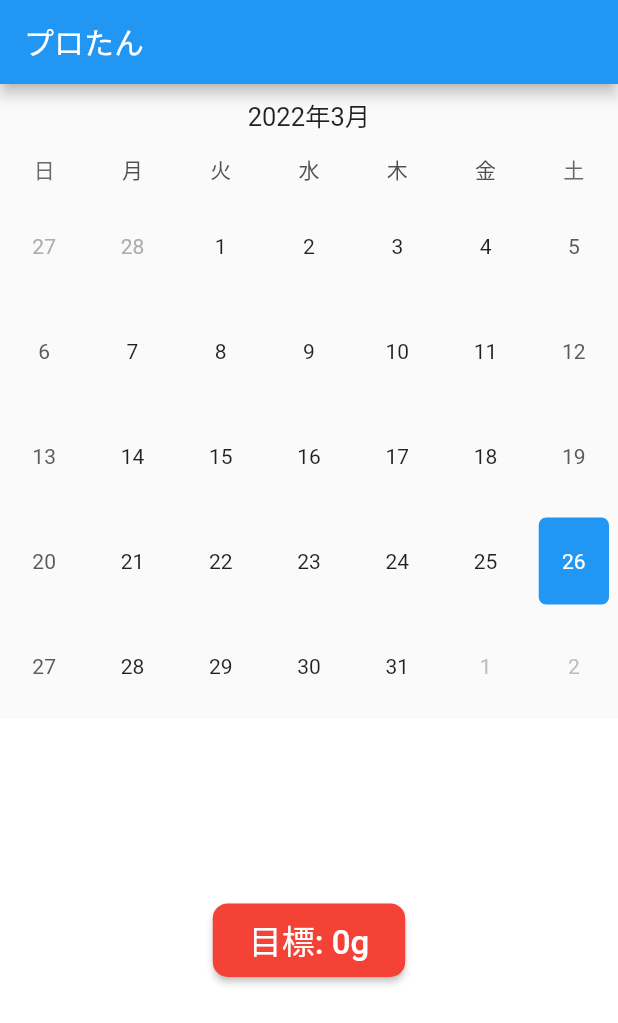
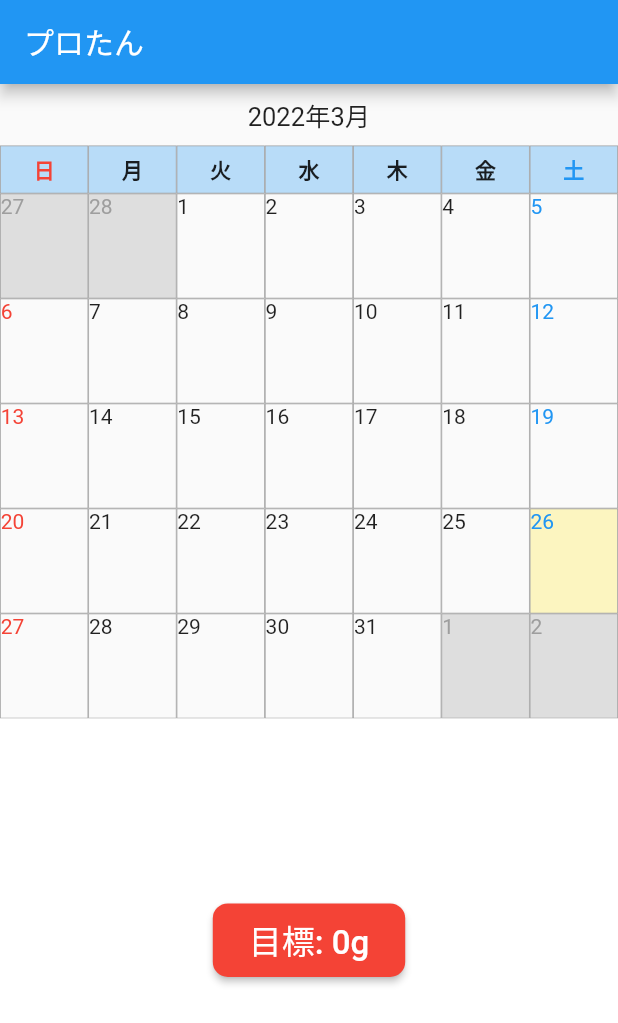
Before and after one commit to ohyeaho/protein_log, a Flutter app: the screen it shows after launch, on a phone screen of 412 x 824 dp. Shown: the top 1023 px of the screen. Run offline on Flutter 3.47's test engine with Material 2 defaults, Android fonts, the phone set to English and light mode, and no system bars; drawn by our look-alikes of google_mobile_ads, table_calendar; our stand-ins replace shared_preferences; network calls fail.

Commit message:
update design

```diff
--- a/lib/model/custom_calendar_builders.dart
+++ b/lib/model/custom_calendar_builders.dart
@@ -3,7 +3,7 @@ import 'package:intl/intl.dart';
 import 'package:table_calendar/table_calendar.dart';
 
 class CustomCalendarBuilders {
-  final Color _borderColor = Colors.green[600]!;
+  final Color _borderColor = Colors.grey;
 
   Color _textColor(DateTime day) {
     const _defaultTextColor = Colors.black87;
@@ -12,25 +12,23 @@ class CustomCalendarBuilders {
       return Colors.red;
     }
     if (day.weekday == DateTime.saturday) {
-      return Colors.blue[600]!;
+      return Colors.blue;
     }
     return _defaultTextColor;
   }
 
-  /// 曜日部分を生成する
+  /// 曜日部分
   Widget daysOfWeekBuilder(BuildContext context, DateTime day) {
-    // <TableCalendarの中身からコピペ>
     // アプリの言語設定読み込み
-    final locale = Localizations.localeOf(context).languageCode;
-
+    final locale = 'ja_JP';
     // アプリの言語設定に曜日の文字を対応させる
     final dowText =
         const DaysOfWeekStyle().dowTextFormatter?.call(day, locale) ??
             DateFormat.E(locale).format(day);
-    // </ TableCalendarの中身からコピペ>
 
     return Container(
       decoration: BoxDecoration(
+        color: Colors.blue.withOpacity(0.3),
         border: Border.all(
           width: 0.5,
           color: _borderColor,
@@ -41,79 +39,65 @@ class CustomCalendarBuilders {
           dowText,
           style: TextStyle(
             color: _textColor(day),
+            fontWeight: FontWeight.bold,
           ),
         ),
       ),
     );
   }
 
-  /// 通常の日付部分を生成する
+  /// 通常の日付部分
   Widget defaultBuilder(
       BuildContext context, DateTime day, DateTime focusedDay) {
     return _CalendarCellTemplate(
       dayText: day.day.toString(),
       dayTextColor: _textColor(day),
       borderColor: _borderColor,
+      textAlign: Alignment.topLeft,
     );
   }
 
-  /// 有効範囲（firstDay~lastDay）以外の日付部分を生成する
+  /// 有効範囲以外の日付部分
   Widget disabledBuilder(
       BuildContext context, DateTime day, DateTime focusedDay) {
     return _CalendarCellTemplate(
       dayText: day.day.toString(),
       dayTextColor: Colors.grey,
+      backgroundColor: Colors.grey.withOpacity(0.3),
       borderColor: _borderColor,
+      textAlign: Alignment.topLeft,
     );
   }
 
-  /// 選択された日付部分を生成する
+  /// 選択された日付部分
   Widget selectedBuilder(
       BuildContext context, DateTime day, DateTime focusedDay) {
     return _CalendarCellTemplate(
       dayText: day.day.toString(),
       dayTextColor: _textColor(day),
-      borderColor: Colors.red[800],
-      borderWidth: 3.0,
+      backgroundColor: Colors.yellow.withOpacity(0.3),
+      borderColor: _borderColor,
+      textAlign: Alignment.topLeft,
     );
   }
 
+  /// 今日の日付部分
   Widget todayBuilder(BuildContext context, DateTime day, DateTime focusedDay) {
     return _CalendarCellTemplate(
       dayText: day.day.toString(),
       dayTextColor: _textColor(day),
-      borderColor: Colors.red[200],
-      borderWidth: 3.0,
+      backgroundColor: Colors.purpleAccent.withOpacity(0.3),
+      borderColor: _borderColor,
+      textAlign: Alignment.topLeft,
     );
   }
 
-  /// 予定のマーカー部分を生成する
-  Widget markerBuilder(
-      BuildContext context, DateTime day, List<dynamic> dailyScheduleList) {
-    final am = dailyScheduleList.first ?? '';
-    final pm = dailyScheduleList.last ?? '';
-
-    _scheduleText(String schedule) {
-      if (schedule == 'on') {
-        return const Text(
-          '00.0g',
-          style: TextStyle(fontWeight: FontWeight.bold),
-        );
-      } else {
-        return const Text('-');
-      }
-    }
-
-    return Padding(
-      padding: const EdgeInsets.only(top: 24),
-      // child: Center(
-      //   child: _scheduleText(am),
-      // ),
-      child: Column(
-        children: [
-          _scheduleText(am),
-          _scheduleText(pm),
-        ],
+  /// 摂取値部分
+  Widget markerBuilder(BuildContext context, DateTime day, event) {
+    return Center(
+      child: Text(
+        '${event}g',
+        style: TextStyle(fontWeight: FontWeight.bold),
       ),
     );
   }
@@ -126,12 +110,14 @@ class _CalendarCellTemplate extends StatelessWidget {
     Duration? duration,
     Alignment? textAlign,
     Color? dayTextColor,
+    Color? backgroundColor,
     Color? borderColor,
     double? borderWidth,
   })  : dayText = dayText ?? '',
         duration = duration ?? const Duration(milliseconds: 250),
         textAlign = textAlign ?? Alignment.topCenter,
         dayTextColor = dayTextColor ?? Colors.black87,
+        backgroundColor = backgroundColor,
         borderColor = borderColor ?? Colors.black87,
         borderWidth = borderWidth ?? 0.5,
         super(key: key);
@@ -140,6 +126,7 @@ class _CalendarCellTemplate extends StatelessWidget {
   final Color? dayTextColor;
   final Duration duration;
   final Alignment? textAlign;
+  final Color? backgroundColor;
   final Color? borderColor;
   final double borderWidth;
 
@@ -150,6 +137,7 @@ class _CalendarCellTemplate extends StatelessWidget {
       duration: duration,
       margin: EdgeInsets.zero,
       decoration: BoxDecoration(
+        color: backgroundColor,
         border: Border.all(
           color: borderColor ?? defaultBorderColor,
           width: borderWidth,
--- a/lib/pages/calendar_page.dart
+++ b/lib/pages/calendar_page.dart
@@ -3,6 +3,7 @@ import 'dart:convert';
 import 'package:flutter/material.dart';
 import 'package:google_mobile_ads/google_mobile_ads.dart';
 import 'package:protein_log/model/admob.dart';
+import 'package:protein_log/model/custom_calendar_builders.dart';
 import 'package:protein_log/pages/day_page.dart';
 import 'package:protein_log/pages/goal_page.dart';
 import 'package:shared_preferences/shared_preferences.dart';
@@ -99,6 +100,8 @@ class _CalendarPageState extends State<CalendarPage> {
 
   @override
   Widget build(BuildContext context) {
+    final CustomCalendarBuilders customCalendarBuilders =
+        CustomCalendarBuilders();
     final height = MediaQuery.of(context).size.height;
     final BannerAd myBanner = BannerAd(
       adUnitId: AdMob().getBannerAdUnitId(),
@@ -140,42 +143,25 @@ class _CalendarPageState extends State<CalendarPage> {
               return isSameDay(selectedDay, date);
             },
             eventLoader: _getEventsFromDay,
-            calendarStyle: CalendarStyle(
-              isTodayHighlighted: true,
-              selectedDecoration: BoxDecoration(
-                color: Colors.blue,
-                shape: BoxShape.rectangle,
-                borderRadius: BorderRadius.circular(5.0),
-              ),
-              selectedTextStyle: TextStyle(color: Colors.white),
-              todayDecoration: BoxDecoration(
-                color: Colors.purpleAccent,
-                shape: BoxShape.rectangle,
-                borderRadius: BorderRadius.circular(5.0),
-              ),
-              defaultDecoration: BoxDecoration(
-                shape: BoxShape.rectangle,
-                borderRadius: BorderRadius.circular(5.0),
-              ),
-              weekendDecoration: BoxDecoration(
-                shape: BoxShape.rectangle,
-                borderRadius: BorderRadius.circular(5.0),
-              ),
-            ),
             headerStyle: const HeaderStyle(
               formatButtonVisible: false,
               titleCentered: true,
               leftChevronVisible: false,
               rightChevronVisible: false,
             ),
-            calendarBuilders:
-                CalendarBuilders(singleMarkerBuilder: (context, date, event) {
-              print('selectedEvents: $selectedEvents');
-              return Padding(
-                padding: const EdgeInsets.all(8.0),
-                child: Center(child: Text('${event}g')),
-              );
-            }),
+            calendarStyle: CalendarStyle(
+              isTodayHighlighted: true,
+              markersAutoAligned: false,
+            ),
+            calendarBuilders: CalendarBuilders(
+              dowBuilder: customCalendarBuilders.daysOfWeekBuilder,
+              defaultBuilder: customCalendarBuilders.defaultBuilder,
+              outsideBuilder: customCalendarBuilders.disabledBuilder,
+              disabledBuilder: customCalendarBuilders.disabledBuilder,
+              selectedBuilder: customCalendarBuilders.selectedBuilder,
+              todayBuilder: customCalendarBuilders.todayBuilder,
+              singleMarkerBuilder: customCalendarBuilders.markerBuilder,
+            ),
           ),
           Expanded(
             child: Container(
--- a/pubspec.yaml
+++ b/pubspec.yaml
@@ -15,7 +15,7 @@ publish_to: 'none' # Remove this line if you wish to publish to pub.dev
 # In iOS, build-name is used as CFBundleShortVersionString while build-number used as CFBundleVersion.
 # Read more about iOS versioning at
 # https://developer.apple.com/library/archive/documentation/General/Reference/InfoPlistKeyReference/Articles/CoreFoundationKeys.html
-version: 1.1.0
+version: 1.2.0
 
 environment:
   sdk: ">=2.15.1 <3.0.0"
```
Also changed, not shown: 1 other file.
